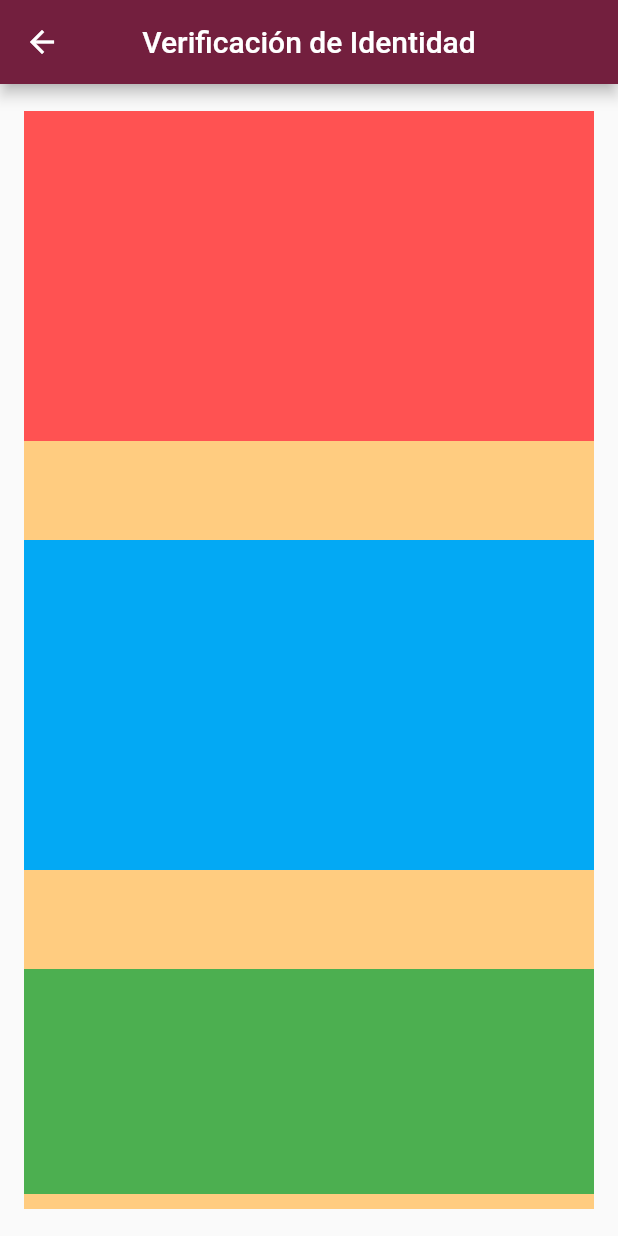
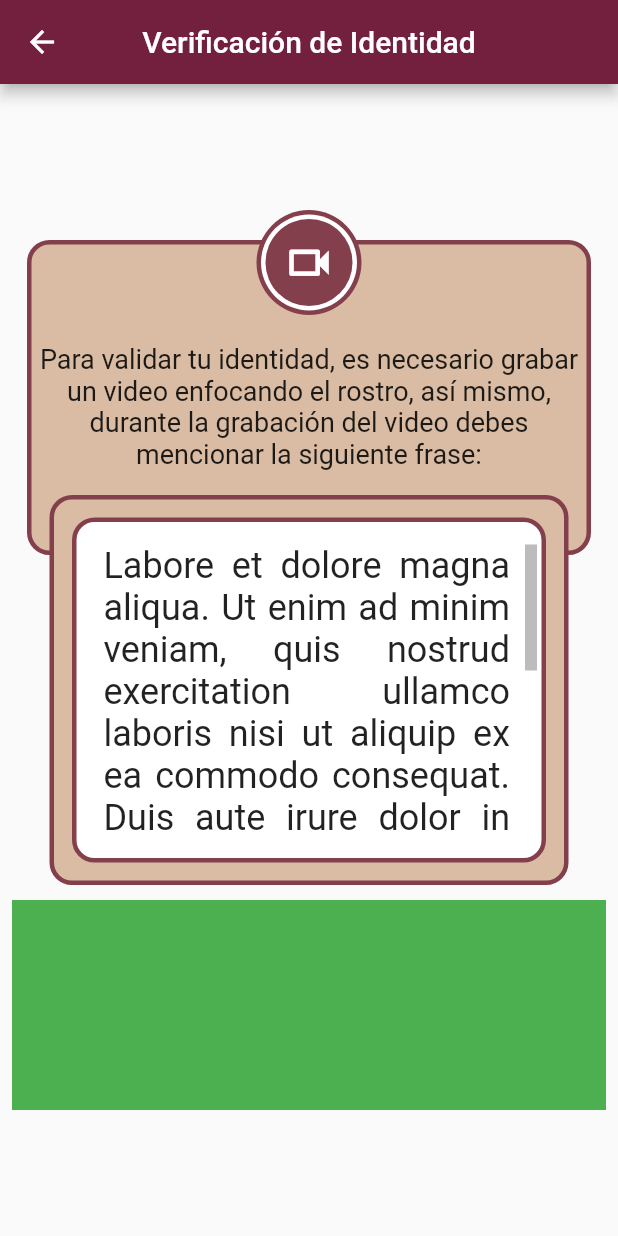
Before and after one commit to luigialejandro/flutter_set_of_decorated_cards, a Flutter app: the IdentityVerification screen opened directly, on a phone screen of 412 x 824 dp. Run offline on Flutter 3.47's test engine with Material 2 defaults, Android fonts, the phone set to English and light mode, and no system bars.

Commit message:
Creation of a required docs type card to put some institutional texts. Firstly, the rectangle container harbours an important indication regarding the verification process. Secondly, the quote space container will handle the quote to be said by the user and finally the avatar container which includes the recording viodeocam icon as a child.

```diff
--- a/lib/identity_verification.dart
+++ b/lib/identity_verification.dart
@@ -22,30 +22,125 @@ class _IdentityVerificationState extends State<IdentityVerification> {
 
   Widget identityVerificationBodyPage(context) {
     return Container(
-      color: Colors.orange[200],
-      margin: EdgeInsets.symmetric(horizontal: 16, vertical: 18),
+      //color: Colors.orange[200],
+      margin: EdgeInsets.symmetric(horizontal: 8, vertical: 10),
       child: Column(
-        mainAxisAlignment: MainAxisAlignment.spaceBetween,
+        mainAxisAlignment: MainAxisAlignment.center,
         children: [
-          indicationToFollowText(context),
-          inspirationalQuoteSpace(context),
+          inspirationalQuoteCard(context),
           indicationButtons(context),
         ],
       ),
     );
   }
 
-  indicationToFollowText(context) {
+  inspirationalQuoteCard(context) {
     return Container(
-      color: Colors.redAccent,
-      height: 220,
+        height: 450,
+        //color: Color(0xff833F4C),
+        width: MediaQuery.of(context).size.width,
+        margin: EdgeInsets.symmetric(horizontal: 5, vertical: 10),
+        child: Stack(
+          children: [
+            rectangleIndicationsContainerElement(context),
+            quoteSpaceContainer(context),
+            avatarIndicationsContainerElement(context),
+          ],
+        ));
+  }
+
+  Widget rectangleIndicationsContainerElement(context) {
+    return Container(
+        //color: Colors.blue[500],
+        height: 210,
+        width: MediaQuery.of(context).size.width,
+        margin: EdgeInsets.symmetric(horizontal: 5, vertical: 20),
+        decoration: BoxDecoration(
+          color: Color(0xffD9BCA3),
+          border: Border.all(width: 3.0, color: Color(0xff833F4C)),
+          borderRadius: BorderRadius.all(Radius.circular(15.0)),
+        ),
+        child: Column(
+          mainAxisAlignment: MainAxisAlignment.center,
+          children: [
+            SizedBox(height: 12),
+            Text(
+              'Para validar tu identidad, es necesario grabar un video enfocando el rostro, así mismo, durante la grabación del video debes mencionar la siguiente frase: ',
+              style: TextStyle(fontSize: 18),
+              textAlign: TextAlign.center,
+            )
+          ],
+        ));
+  }
+
+  Widget quoteSpaceContainer(context) {
+    return Container(
+      //color: Colors.blue[200],
+      height: 300,
+      width: MediaQuery.of(context).size.width,
+      margin: EdgeInsets.only(left: 20, right: 20, top: 190),
+      alignment: FractionalOffset.bottomCenter,
+      decoration: BoxDecoration(
+        color: Color(0xffD9BCA3),
+        border: Border.all(width: 3.0, color: Color(0xff833F4C)),
+        borderRadius: BorderRadius.all(Radius.circular(15.0)),
+      ),
+      child: Center(
+        child: Container(
+          margin: EdgeInsets.all(12),
+          decoration: BoxDecoration(
+            color: Colors.white,
+            border: Border.all(width: 3.0, color: Color(0xff833F4C)),
+            borderRadius: BorderRadius.all(Radius.circular(15.0)),
+          ),
+          child: Container(
+            margin: EdgeInsets.only(left: 18, right: 3, top: 15, bottom: 15),
+            child: Scrollbar(
+              isAlwaysShown: true,
+              thickness: 8,
+              child: SingleChildScrollView(
+                child: Container(
+                  margin: EdgeInsets.only(right: 18),
+                  child: Text(
+                    'Labore et dolore magna aliqua. Ut enim ad minim veniam, quis nostrud exercitation ullamco laboris nisi ut aliquip ex ea commodo consequat. Duis aute irure dolor in reprehenderit in voluptate velit esse cillum dolore eu fugiat nulla pariatur. Excepteur sint occaecat cupidatat non proident, sunt in culpa qui officia deserunt mollit anim id est laborum.',
+                    style: TextStyle(fontSize: 24),
+                    textAlign: TextAlign.justify,
+                  ),
+                ),
+              ),
+            ),
+          ),
+        ),
+      ),
     );
   }
 
-  inspirationalQuoteSpace(context) {
-    return Container(
-      color: Colors.lightBlue,
-      height: 220,
+  Widget avatarIndicationsContainerElement(context) {
+    return Align(
+      alignment: Alignment.topCenter,
+      child: Container(
+        width: 70,
+        height: 70,
+        //margin: EdgeInsets.symmetric(horizontal: 150),
+        //color: Colors.red,
+        child: CircleAvatar(
+          backgroundColor: Color(0xff833F4C),
+          radius: 35,
+          child: CircleAvatar(
+            radius: 32,
+            backgroundColor: Colors.white,
+            child: CircleAvatar(
+              radius: 29,
+              backgroundColor: Color(0xff833F4C),
+              child: Icon(
+                Icons.videocam_outlined,
+                color: Colors.white,
+                size: 35,
+              ),
+            ),
+          ),
+        ),
+      ),
     );
   }
 
@@ -53,7 +148,7 @@ class _IdentityVerificationState extends State<IdentityVerification> {
     return Container(
       margin: EdgeInsets.only(bottom: 10),
       color: Colors.green,
-      height: 150,
+      height: 140,
     );
   }
 }
```
